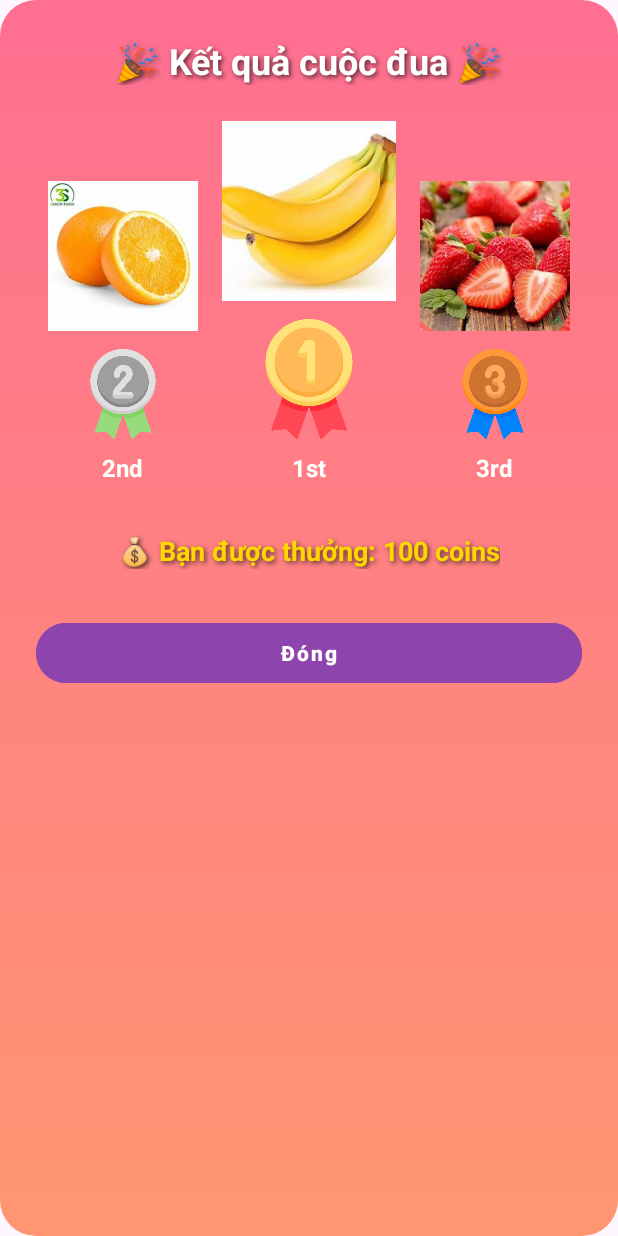
After one commit to hphuc182470/Racetrack, an Android app: the layout dialog_race_result.xml on its own in the app's theme, with its tools: preview values and no code run, on a phone screen of 412 x 824 dp. The commit adds this screen. Run offline under Robolectric (Android 15) with nearby library versions, the light colour scheme and no system bars.

Commit message:
feat/xong bang ket qua show khi thanh cong cuoc dua

```diff
--- a/app/src/main/java/com/example/lab4/MainActivity.java
+++ b/app/src/main/java/com/example/lab4/MainActivity.java
@@ -12,8 +12,10 @@ import androidx.core.graphics.Insets;
 import androidx.core.view.ViewCompat;
 import androidx.core.view.WindowInsetsCompat;
 
+import java.util.Arrays;
 import java.util.HashSet;
 import java.util.LinkedList;
+import java.util.List;
 import java.util.Queue;
 import java.util.Random;
 import java.util.Set;
--- /dev/null
+++ b/app/src/main/java/com/example/lab4/RaceResultDialog.java
@@ -0,0 +1,43 @@
+package com.example.lab4;
+
+import android.app.AlertDialog;
+import android.content.Context;
+import android.view.LayoutInflater;
+import android.view.View;
+import android.widget.Button;
+import android.widget.ImageView;
+import android.widget.TextView;
+import java.util.List;
+
+public class RaceResultDialog {
+    public static void showResult(Context context, List<Integer> top3Images, int rewardCoins) {
+        if (top3Images == null || top3Images.size() < 3) return;
+
+        AlertDialog.Builder builder = new AlertDialog.Builder(context); // optional custom style
+        View view = LayoutInflater.from(context).inflate(R.layout.dialog_race_result, null);
+        builder.setView(view);
+
+        // Get references to views
+        ImageView imgFirst = view.findViewById(R.id.imgFirst);
+        ImageView imgSecond = view.findViewById(R.id.imgSecond);
+        ImageView imgThird = view.findViewById(R.id.imgThird);
+        TextView txtReward = view.findViewById(R.id.txtReward);
+        Button btnClose = view.findViewById(R.id.btnClose);
+
+        // Set images for top 3
+        imgFirst.setImageResource(top3Images.get(0));
+        imgSecond.setImageResource(top3Images.get(1));
+        imgThird.setImageResource(top3Images.get(2));
+
+        // Set reward text
+        txtReward.setText("💰 Bạn được thưởng: " + rewardCoins + " coins");
+
+        // Create and show dialog
+        AlertDialog dialog = builder.create();
+        dialog.setCancelable(false); // disable outside touch dismiss (optional)
+        dialog.show();
+
+        // Close button
+        btnClose.setOnClickListener(v -> dialog.dismiss());
+    }
+}
--- /dev/null
+++ b/app/src/main/res/drawable/bg_dialog_gradient.xml
@@ -0,0 +1,7 @@
+<shape xmlns:android="http://schemas.android.com/apk/res/android" android:shape="rectangle">
+    <gradient
+        android:angle="270"
+        android:startColor="#ff6f91"
+        android:endColor="#ff9671" />
+    <corners android:radius="24dp"/>
+</shape>
--- /dev/null
+++ b/app/src/main/res/drawable/img_border.xml
@@ -0,0 +1,5 @@
+<shape xmlns:android="http://schemas.android.com/apk/res/android" android:shape="rectangle">
+    <solid android:color="#FFFFFF" />
+    <corners android:radius="12dp" />
+    <stroke android:width="2dp" android:color="#FFD700" />
+</shape>
--- /dev/null
+++ b/app/src/main/res/layout/dialog_race_result.xml
@@ -0,0 +1,169 @@
+<?xml version="1.0" encoding="utf-8"?>
+<ScrollView xmlns:android="http://schemas.android.com/apk/res/android"
+    android:layout_width="match_parent"
+    android:layout_height="match_parent"
+    android:fillViewport="true"
+    android:background="@android:color/transparent">
+
+    <LinearLayout
+        android:id="@+id/dialogResultLayout"
+        android:layout_width="match_parent"
+        android:layout_height="wrap_content"
+        android:orientation="vertical"
+        android:gravity="center_horizontal"
+        android:padding="24dp"
+        android:background="@drawable/bg_dialog_gradient">
+
+        <!-- Title -->
+        <TextView
+            android:id="@+id/titleText"
+            android:layout_width="wrap_content"
+            android:layout_height="wrap_content"
+            android:text="🎉 Kết quả cuộc đua 🎉"
+            android:textSize="24sp"
+            android:textStyle="bold"
+            android:textColor="@android:color/white"
+            android:layout_marginBottom="24dp"
+            android:shadowColor="#AA000000"
+            android:shadowDx="2"
+            android:shadowDy="2"
+            android:shadowRadius="4" />
+
+        <!-- Podium -->
+        <LinearLayout
+            android:id="@+id/podiumLayout"
+            android:layout_width="match_parent"
+            android:layout_height="wrap_content"
+            android:orientation="horizontal"
+            android:gravity="bottom|center_horizontal"
+            android:layout_marginBottom="32dp">
+
+            <!-- 2nd Place -->
+            <LinearLayout
+                android:layout_width="0dp"
+                android:layout_height="wrap_content"
+                android:layout_weight="1"
+                android:orientation="vertical"
+                android:gravity="center_horizontal"
+                android:layout_marginEnd="8dp">
+
+                <ImageView
+                    android:id="@+id/imgSecond"
+                    android:layout_width="100dp"
+                    android:layout_height="100dp"
+                    android:src="@drawable/cam"
+                    android:scaleType="centerCrop"
+                    android:background="@drawable/img_border" />
+
+                <ImageView
+                    android:layout_width="60dp"
+                    android:layout_height="60dp"
+                    android:layout_marginTop="12dp"
+                    android:src="@drawable/second_medal" />
+
+                <TextView
+                    android:layout_width="wrap_content"
+                    android:layout_height="wrap_content"
+                    android:text="2nd"
+                    android:textColor="@android:color/white"
+                    android:textSize="16sp"
+                    android:textStyle="bold"
+                    android:layout_marginTop="8dp"/>
+            </LinearLayout>
+
+            <!-- 1st Place -->
+            <LinearLayout
+                android:layout_width="0dp"
+                android:layout_height="wrap_content"
+                android:layout_weight="1"
+                android:orientation="vertical"
+                android:gravity="center_horizontal">
+
+                <ImageView
+                    android:id="@+id/imgFirst"
+                    android:layout_width="120dp"
+                    android:layout_height="120dp"
+                    android:src="@drawable/banana"
+                    android:scaleType="centerCrop"
+                    android:background="@drawable/img_border" />
+
+                <ImageView
+                    android:layout_width="80dp"
+                    android:layout_height="80dp"
+                    android:layout_marginTop="12dp"
+                    android:src="@drawable/first_medal" />
+
+                <TextView
+                    android:layout_width="wrap_content"
+                    android:layout_height="wrap_content"
+                    android:text="1st"
+                    android:textColor="@android:color/white"
+                    android:textSize="16sp"
+                    android:textStyle="bold"
+                    android:layout_marginTop="8dp"/>
+            </LinearLayout>
+
+            <!-- 3rd Place -->
+            <LinearLayout
+                android:layout_width="0dp"
+                android:layout_height="wrap_content"
+                android:layout_weight="1"
+                android:orientation="vertical"
+                android:gravity="center_horizontal"
+                android:layout_marginStart="8dp">
+
+                <ImageView
+                    android:id="@+id/imgThird"
+                    android:layout_width="100dp"
+                    android:layout_height="100dp"
+                    android:src="@drawable/dau"
+                    android:scaleType="centerCrop"
+                    android:background="@drawable/img_border" />
+
+                <ImageView
+                    android:layout_width="60dp"
+                    android:layout_height="60dp"
+                    android:layout_marginTop="12dp"
+                    android:src="@drawable/third_medal" />
+
+                <TextView
+                    android:layout_width="wrap_content"
+                    android:layout_height="wrap_content"
+                    android:text="3rd"
+                    android:textColor="@android:color/white"
+                    android:textSize="16sp"
+                    android:textStyle="bold"
+                    android:layout_marginTop="8dp"/>
+            </LinearLayout>
+        </LinearLayout>
+
+        <!-- Reward -->
+        <TextView
+            android:id="@+id/txtReward"
+            android:layout_width="wrap_content"
+            android:layout_height="wrap_content"
+            android:text="💰 Bạn được thưởng: 100 coins"
+            android:textSize="18sp"
+            android:textStyle="bold"
+            android:textColor="#FFD700"
+            android:layout_marginBottom="24dp"
+            android:shadowColor="#AA000000"
+            android:shadowDx="2"
+            android:shadowDy="2"
+            android:shadowRadius="4" />
+
+        <!-- Button -->
+        <Button
+            android:id="@+id/btnClose"
+            android:layout_width="match_parent"
+            android:layout_height="48dp"
+            android:text="Đóng"
+            android:backgroundTint="#8E44AD"
+            android:textColor="@android:color/white"
+            android:textStyle="bold"
+            android:textAllCaps="false"
+            android:layout_marginTop="8dp"
+            android:elevation="4dp"
+            android:letterSpacing="0.1"/>
+    </LinearLayout>
+</ScrollView>
```
Also changed, not shown: app/src/main/res/drawable/banana.jpg (added), app/src/main/res/drawable/cam.jpg (added), app/src/main/res/drawable/dau.jpg (added), app/src/main/res/drawable/first_medal.png (added), app/src/main/res/drawable/second_medal.png (added), app/src/main/res/drawable/third_medal.png (added).
